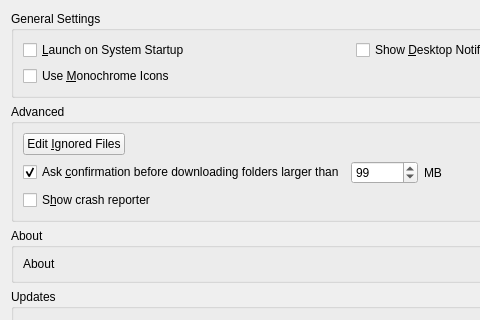
osoussan/mokapress-v2, file client/src/gui/generalsettings.ui: the form before one commit; both pictures show x 0 to 480 and y 0 to 320 of the 706 by 523 pixel window.
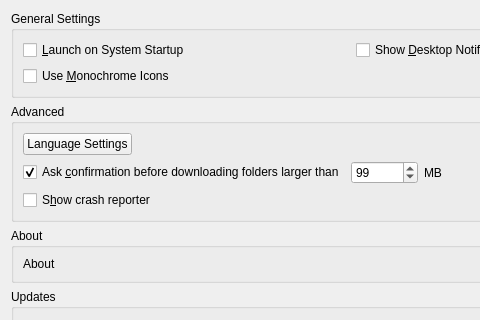
The form after the commit.

Diff of the .ui file:
```diff
--- a/client/src/gui/generalsettings.ui
+++ b/client/src/gui/generalsettings.ui
@@ -56,7 +56,7 @@
       <item row="0" column="0">
        <widget class="QPushButton" name="ignoredFilesButton">
         <property name="text">
-         <string>Edit &amp;Ignored Files</string>
+         <string>Language Settings</string>
         </property>
        </widget>
       </item>
```
Left out of the diff: 4 changed lines with no effect on the pictures.
